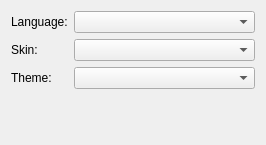
akapustiatyahoocouk/TimeTracker3, file Src.QT/tt3-gui/GeneralAppearancePreferencesEditor.ui: the form before one commit.
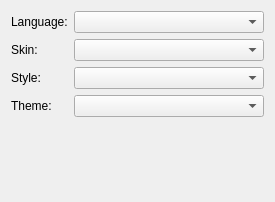
The form after the commit.

Patch:
```diff
--- a/Src.QT/tt3-gui/GeneralAppearancePreferencesEditor.ui
+++ b/Src.QT/tt3-gui/GeneralAppearancePreferencesEditor.ui
@@ -6,8 +6,8 @@
    <rect>
     <x>0</x>
     <y>0</y>
-    <width>266</width>
-    <height>145</height>
+    <width>275</width>
+    <height>202</height>
    </rect>
   </property>
   <property name="windowTitle">
@@ -34,17 +34,17 @@
    <item row="1" column="1">
     <widget class="QComboBox" name="skinComboBox"/>
    </item>
-   <item row="2" column="0">
+   <item row="3" column="0">
     <widget class="QLabel" name="themeLabel">
      <property name="text">
       <string>Theme:</string>
      </property>
     </widget>
    </item>
-   <item row="2" column="1">
+   <item row="3" column="1">
     <widget class="QComboBox" name="themeComboBox"/>
    </item>
-   <item row="3" column="0" colspan="2">
+   <item row="4" column="0" colspan="2">
     <spacer name="verticalSpacer">
      <property name="orientation">
       <enum>Qt::Orientation::Vertical</enum>
@@ -57,6 +57,16 @@
      </property>
     </spacer>
    </item>
+   <item row="2" column="0">
+    <widget class="QLabel" name="styleLabel">
+     <property name="text">
+      <string>Style:</string>
+     </property>
+    </widget>
+   </item>
+   <item row="2" column="1">
+    <widget class="QComboBox" name="styleComboBox"/>
+   </item>
   </layout>
  </widget>
  <resources/>
```
Left out of the diff: 23 changed lines with no effect on the pictures.
